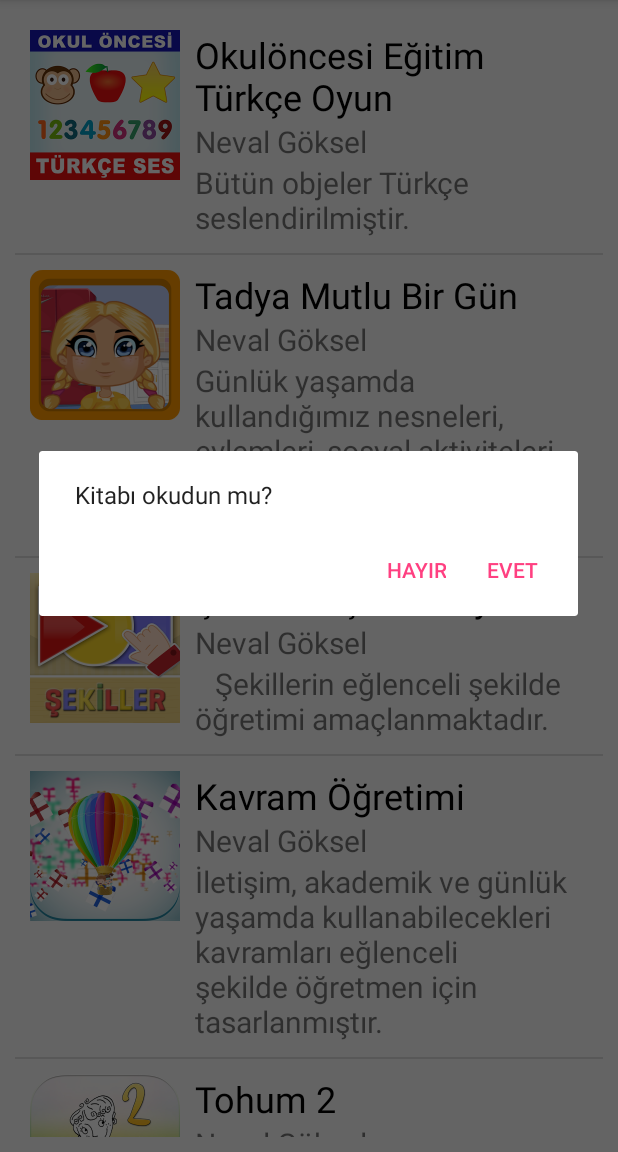
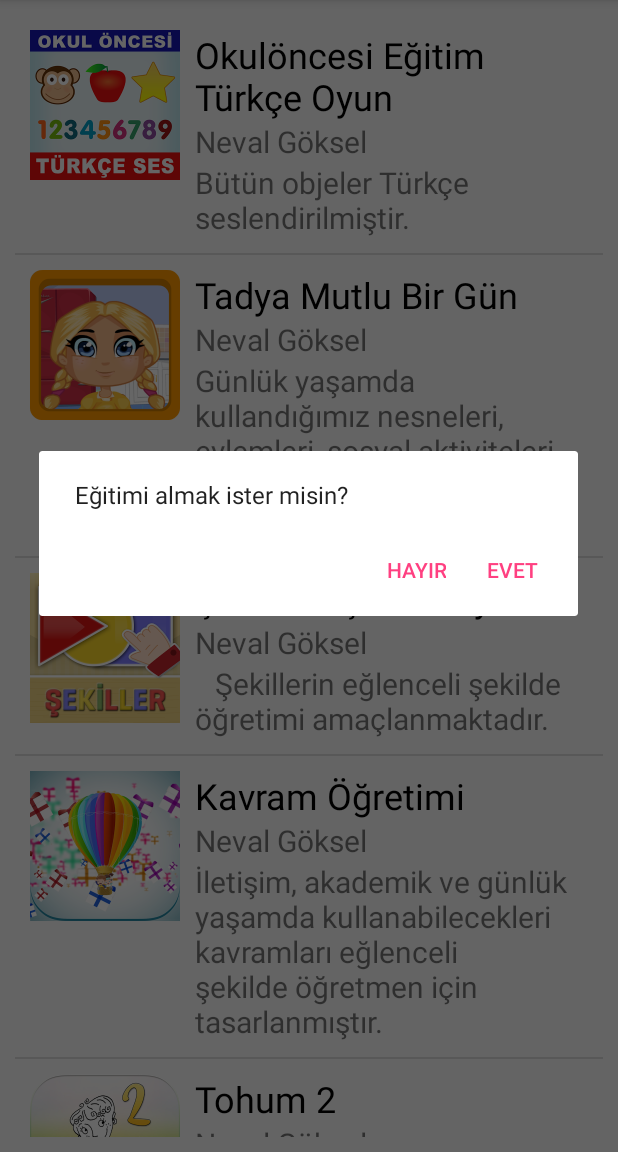
Before and after one commit to SezinKokum/ProjeX, an Android app: the EgitimActivity screen opened directly, with no data from a screen before it, after a tap on an icon or button, on a phone screen of 412 x 824 dp, the part 84-1236 px from its top. Run offline under Robolectric (Android 15) with nearby library versions, the phone set to English and light mode, and no system bars.

Commit message:
06.08.2017 son hali bu

```diff
--- a/app/src/main/java/com/tatlicilar/proje/ChatActivity.java
+++ b/app/src/main/java/com/tatlicilar/proje/ChatActivity.java
@@ -126,7 +126,7 @@ public class ChatActivity extends AppCompatActivity {
                     Toast.makeText(ChatActivity.this,"You are now signed in. Welcome to FriendlyChat!", Toast.LENGTH_SHORT).show();
                     onSignedInInitialize(user.getDisplayName());
                 }
-                else{
+                else{//bahsettiğim provider burası
                     //user is signed out
                     onSignedOutCleanup();
                     startActivityForResult(
--- a/app/src/main/java/com/tatlicilar/proje/EgitimAdapter.java
+++ b/app/src/main/java/com/tatlicilar/proje/EgitimAdapter.java
@@ -72,7 +72,7 @@ public class EgitimAdapter extends RecyclerView.Adapter<EgitimAdapter.MyViewHold
             @Override
             public void onClick(View v) {
                 AlertDialog.Builder builder=new AlertDialog.Builder(context);
-                builder.setMessage("Kitabı okudun mu?");
+                builder.setMessage("Eğitimi almak ister misin?");
                 builder.setCancelable(true);
                 builder.setPositiveButton("Evet", new DialogInterface.OnClickListener() {
                     @Override
```
Also changed, not shown: app/src/main/java/com/tatlicilar/proje/Login.java (+10 -5 lines), app/src/main/res/layout/activity_login.xml (+6 -6 lines).
